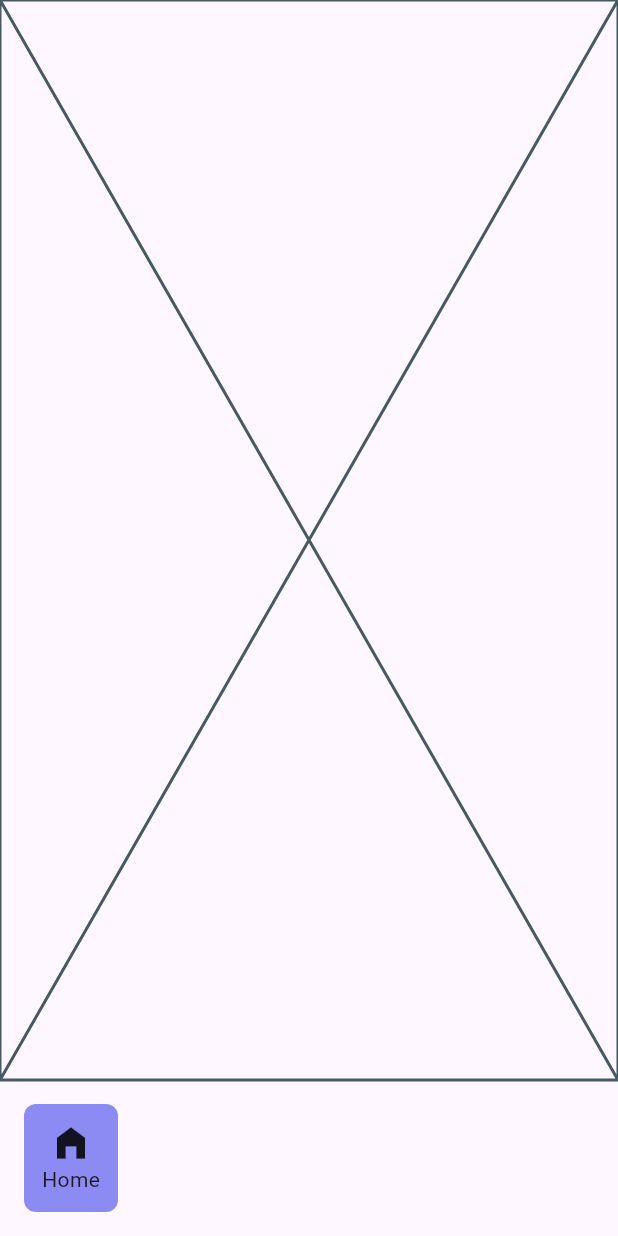
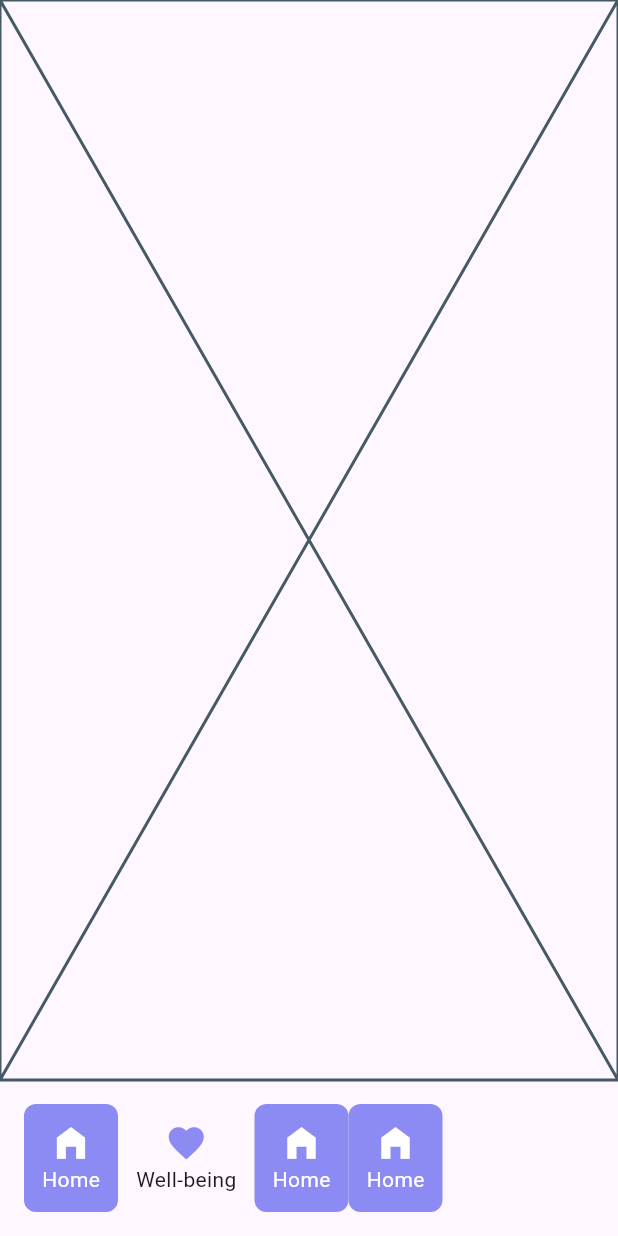
Before and after one commit to JAICHANGPARK/flutter_notebook_chapter_43, a Flutter app: the HabitJournalMainScreen screen opened directly, on a phone screen of 412 x 824 dp. Run offline on Flutter 3.47's test engine with Material 3 defaults, Android fonts, the phone set to English and light mode, and no system bars; our stand-ins replace gap, hugeicons.

Commit message:
Update habit_journal_main_screen.dart

```diff
--- a/lib/ep2173_habit_journal_app/ui/habit_journal_main_screen.dart
+++ b/lib/ep2173_habit_journal_app/ui/habit_journal_main_screen.dart
@@ -34,9 +34,79 @@ class _HabitJournalMainScreenState extends State<HabitJournalMainScreen> {
                       Icon(
                         Icons.home_filled,
                         size: 28,
+                        color: Colors.white,
                       ),
                       Text(
                         "Home",
+                        style: TextStyle(
+                          color: Colors.white,
+                        ),
+                      ),
+                    ],
+                  ),
+                ),
+                Container(
+                  decoration: BoxDecoration(
+                    // color: HabitAppTheme.primary,
+                    borderRadius: BorderRadius.circular(8),
+                  ),
+                  padding: EdgeInsets.all(12),
+                  child: Column(
+                    children: [
+                      Icon(
+                        Icons.favorite,
+                        size: 28,
+                        color: HabitAppTheme.primary,
+                      ),
+                      Text(
+                        "Well-being",
+                        style: TextStyle(
+                          // color: HabitAppTheme.primary,
+                        ),
+                      ),
+                    ],
+                  ),
+                ),
+                Container(
+                  decoration: BoxDecoration(
+                    color: HabitAppTheme.primary,
+                    borderRadius: BorderRadius.circular(8),
+                  ),
+                  padding: EdgeInsets.all(12),
+                  child: Column(
+                    children: [
+                      Icon(
+                        Icons.home_filled,
+                        size: 28,
+                        color: Colors.white,
+                      ),
+                      Text(
+                        "Home",
+                        style: TextStyle(
+                          color: Colors.white,
+                        ),
+                      ),
+                    ],
+                  ),
+                ),
+                Container(
+                  decoration: BoxDecoration(
+                    color: HabitAppTheme.primary,
+                    borderRadius: BorderRadius.circular(8),
+                  ),
+                  padding: EdgeInsets.all(12),
+                  child: Column(
+                    children: [
+                      Icon(
+                        Icons.home_filled,
+                        size: 28,
+                        color: Colors.white,
+                      ),
+                      Text(
+                        "Home",
+                        style: TextStyle(
+                          color: Colors.white,
+                        ),
                       ),
                     ],
                   ),
```
